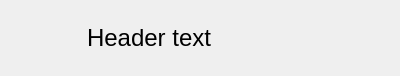
Old version of the form retroshare-gui/src/gui/common/HeaderFrame.ui in the repository RetroShare/RetroShare.
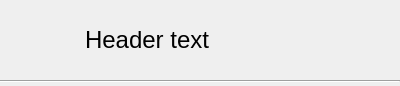
New version of the form.

Diff of the .ui file:
```diff
--- a/retroshare-gui/src/gui/common/HeaderFrame.ui
+++ b/retroshare-gui/src/gui/common/HeaderFrame.ui
@@ -7,7 +7,7 @@
     <x>0</x>
     <y>0</y>
     <width>400</width>
-    <height>76</height>
+    <height>86</height>
    </rect>
   </property>
   <property name="sizePolicy">
@@ -16,6 +16,27 @@
     <verstretch>76</verstretch>
    </sizepolicy>
   </property>
+  <layout class="QVBoxLayout" name="verticalLayout">
+   <property name="spacing">
+    <number>0</number>
+   </property>
+   <property name="margin">
+    <number>0</number>
+   </property>
+   <item>
+    <widget class="QFrame" name="frame">
+     <property name="minimumSize">
+      <size>
+       <width>0</width>
+       <height>76</height>
+      </size>
+     </property>
+     <property name="maximumSize">
+      <size>
+       <width>16777215</width>
+       <height>76</height>
+      </size>
+     </property>
   <layout class="QHBoxLayout" name="horizontalLayout">
    <property name="spacing">
     <number>12</number>
@@ -54,6 +75,19 @@
      </property>
      <property name="text">
       <string notr="true">Header text</string>
+        </property>
+       </widget>
+      </item>
+     </layout>
+    </widget>
+   </item>
+   <item>
+    <widget class="QFrame" name="line">
+     <property name="frameShape">
+      <enum>QFrame::HLine</enum>
+     </property>
+     <property name="frameShadow">
+      <enum>QFrame::Sunken</enum>
      </property>
     </widget>
    </item>
```
Lines whose indentation alone changed are shown as unchanged.
